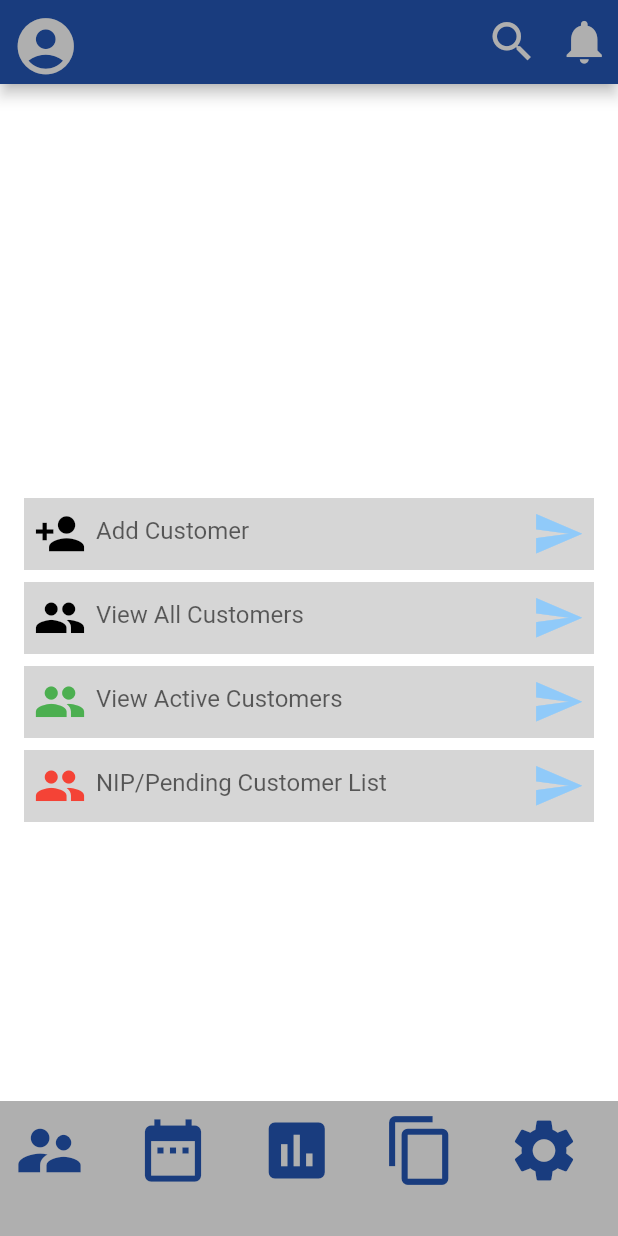
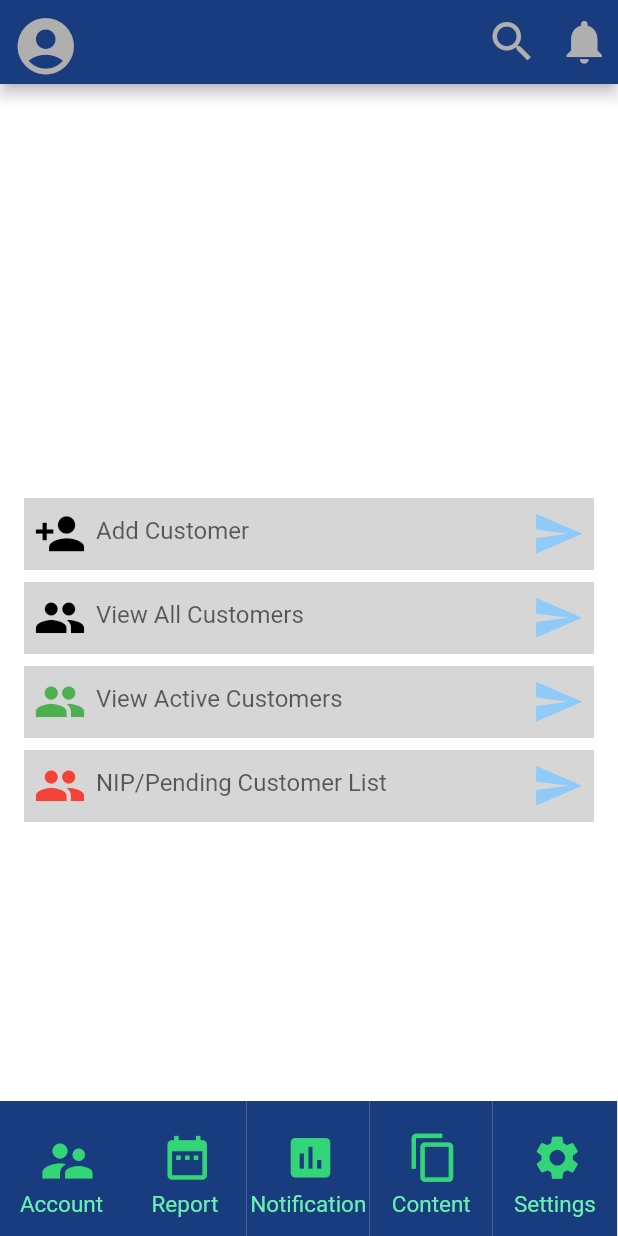
Before and after one commit to muthu-tm/insta-mfin, a Flutter app: the CustomerScreen screen opened directly, on a phone screen of 412 x 824 dp. Run offline on Flutter 3.47's test engine with Material 2 defaults, Android fonts, the phone set to English and light mode, and no system bars; our stand-ins replace cloud_firestore, email_validator, firebase_auth; accounts and stored records are empty; generated files the repository leaves out were written again.

Commit message:
Bottom bar fixes

```diff
--- a/lib/AppMain/bottomBar.dart
+++ b/lib/AppMain/bottomBar.dart
@@ -6,16 +6,120 @@ import 'package:instamfin/screens/common/colors.dart';
   return Container(
     width: double.infinity,
     height: 90.0,
-        color: CustomColors.mfinGrey,
     child: Row(
+      mainAxisAlignment: MainAxisAlignment.start,
+      children: <Widget>[
+        SizedBox.fromSize(
+          size: Size(82, 100), // button width and height
+          child: Material(
+            color: CustomColors.mfinBlue, // button color
+            child: InkWell(
+              splashColor: CustomColors.mfinFadedButtonGreen, // splash color
+              onTap: () {}, // button pressed
+              child: Column(
                 mainAxisAlignment: MainAxisAlignment.center,
-            crossAxisAlignment: CrossAxisAlignment.start,
                 children: <Widget>[
-                customIconButton(Icons.supervisor_account,50.0, CustomColors.mfinBlue),Spacer(),
-                customIconButton(Icons.date_range,50.0, CustomColors.mfinBlue),Spacer(),
-                customIconButton(Icons.assessment,50.0, CustomColors.mfinBlue),Spacer(),
-                customIconButton(Icons.content_copy,50.0, CustomColors.mfinBlue),Spacer(),
-                customIconButton(Icons.settings,50.0, CustomColors.mfinBlue),Spacer(),
+                  customIconButton(Icons.supervisor_account, 40.0,
+                      CustomColors.mfinButtonGreen),
+                  Text("Account",
+                  style: TextStyle(
+                    fontSize: 15,
+                    color: CustomColors.mfinFadedButtonGreen,
+                    ),
+                   ), // text
+                ],
+              ),
+            ),
+          ),
+        ),
+        SizedBox.fromSize(
+          size: Size(82.5, 100), // button width and height
+          child: Material(
+            color: CustomColors.mfinBlue, // button color
+            child: InkWell(
+              splashColor: CustomColors.mfinButtonGreen, // splash color
+              onTap: () {}, // button pressed
+              child: Column(
+                mainAxisAlignment: MainAxisAlignment.center,
+                children: <Widget>[
+                  customIconButton(
+                      Icons.date_range, 35.0, CustomColors.mfinButtonGreen),
+                  Text("Report",
+                  style: TextStyle(
+                    fontSize: 15,
+                    color: CustomColors.mfinFadedButtonGreen,
+                    ),), // text
+                ],
+              ),
+            ),
+          ),
+        ),
+        SizedBox.fromSize(
+          size: Size(82, 100), // button width and height
+          child: Material(
+            color: CustomColors.mfinBlue, // button color
+            child: InkWell(
+              splashColor: CustomColors.mfinButtonGreen, // splash color
+              onTap: () {}, // button pressed
+              child: Column(
+                mainAxisAlignment: MainAxisAlignment.center,
+                children: <Widget>[
+                  customIconButton(
+                      Icons.assessment, 35.0, CustomColors.mfinButtonGreen),
+                  Text("Notification",
+                  style: TextStyle(
+                    fontSize: 15,
+                    color: CustomColors.mfinFadedButtonGreen,
+                    ),), // text
+                ],
+              ),
+            ),
+          ),
+        ),
+        SizedBox.fromSize(
+          size: Size(82, 100), // button width and height
+          child: Material(
+            color: CustomColors.mfinBlue, // button color
+            child: InkWell(
+              splashColor: CustomColors.mfinButtonGreen, // splash color
+              onTap: () {}, // button pressed
+              child: Column(
+                mainAxisAlignment: MainAxisAlignment.center,
+                children: <Widget>[
+                  customIconButton(
+                      Icons.content_copy, 35.0, CustomColors.mfinButtonGreen),
+                  Text("Content",
+                  style: TextStyle(
+                    fontSize: 15,
+                    color: CustomColors.mfinFadedButtonGreen,
+                    ),), // text
+                ],
+              ),
+            ),
+          ),
+        ),
+        SizedBox.fromSize(
+          size: Size(82.9, 100), // button width and height
+          child: Material(
+            color: CustomColors.mfinBlue, // button color
+            child: InkWell(
+              splashColor: CustomColors.mfinButtonGreen, // splash color
+              onTap: () {}, // button pressed
+              child: Column(
+                mainAxisAlignment: MainAxisAlignment.center,
+                children: <Widget>[
+                  customIconButton(
+                      Icons.settings, 35.0, CustomColors.mfinButtonGreen),
+                  Text("Settings",
+                  style: TextStyle(
+                    fontSize: 15,
+                    color: CustomColors.mfinFadedButtonGreen,
+                    ),), // text
+                ],
+              ),
+            ),
+          ),
+        ),
       ],
     ),
   );
```
Lines whose indentation alone changed are shown as unchanged.
